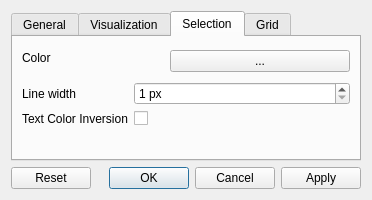
dralex/CyberiadaHSM-Editor, file dialogs/preferences_dialog.ui: the form before one commit.
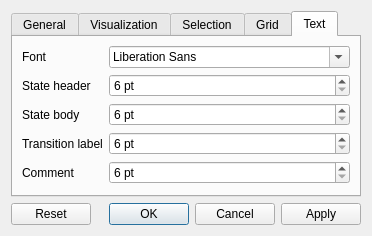
The form after the commit. The open tabs and pages were chosen to show the change.

Commit message: edit the text fonts in the preferences

The edit to the form file:
```diff
--- a/dialogs/preferences_dialog.ui
+++ b/dialogs/preferences_dialog.ui
@@ -226,6 +226,107 @@
        </item>
       </layout>
      </widget>
+     <widget class="QWidget" name="textTab">
+      <attribute name="title">
+       <string>Text</string>
+      </attribute>
+      <layout class="QFormLayout" name="formLayout_4">
+       <item row="0" column="0">
+        <widget class="QLabel" name="fontFamilyLabel">
+         <property name="text">
+          <string>Font</string>
+         </property>
+        </widget>
+       </item>
+       <item row="0" column="1">
+        <widget class="QFontComboBox" name="fontFamilyComboBox">
+         <property name="toolTip">
+          <string>The family of the text of every element but the formal comment</string>
+         </property>
+        </widget>
+       </item>
+       <item row="1" column="0">
+        <widget class="QLabel" name="stateTitleFontSizeLabel">
+         <property name="text">
+          <string>State header</string>
+         </property>
+        </widget>
+       </item>
+       <item row="1" column="1">
+        <widget class="QSpinBox" name="stateTitleFontSizeSpinBox">
+         <property name="suffix">
+          <string> pt</string>
+         </property>
+         <property name="minimum">
+          <number>6</number>
+         </property>
+         <property name="maximum">
+          <number>72</number>
+         </property>
+        </widget>
+       </item>
+       <item row="2" column="0">
+        <widget class="QLabel" name="stateActionFontSizeLabel">
+         <property name="text">
+          <string>State body</string>
+         </property>
+        </widget>
+       </item>
+       <item row="2" column="1">
+        <widget class="QSpinBox" name="stateActionFontSizeSpinBox">
+         <property name="suffix">
+          <string> pt</string>
+         </property>
+         <property name="minimum">
+          <number>6</number>
+         </property>
+         <property name="maximum">
+          <number>72</number>
+         </property>
+        </widget>
+       </item>
+       <item row="3" column="0">
+        <widget class="QLabel" name="transitionFontSizeLabel">
+         <property name="text">
+          <string>Transition label</string>
+         </property>
+        </widget>
+       </item>
+       <item row="3" column="1">
+        <widget class="QSpinBox" name="transitionFontSizeSpinBox">
+         <property name="suffix">
+          <string> pt</string>
+         </property>
+         <property name="minimum">
+          <number>6</number>
+         </property>
+         <property name="maximum">
+          <number>72</number>
+         </property>
+        </widget>
+       </item>
+       <item row="4" column="0">
+        <widget class="QLabel" name="commentFontSizeLabel">
+         <property name="text">
+          <string>Comment</string>
+         </property>
+        </widget>
+       </item>
+       <item row="4" column="1">
+        <widget class="QSpinBox" name="commentFontSizeSpinBox">
+         <property name="suffix">
+          <string> pt</string>
+         </property>
+         <property name="minimum">
+          <number>6</number>
+         </property>
+         <property name="maximum">
+          <number>72</number>
+         </property>
+        </widget>
+       </item>
+      </layout>
+     </widget>
     </widget>
    </item>
    <item>
```
The commit also changes 1 other file.
